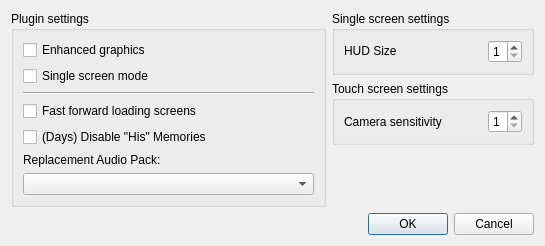
This is src/frontend/qt_sdl/PluginSettingsDialog.ui in vitor251093/KHMelonMix as Qt 5 draws it before an edit. The edited form follows.
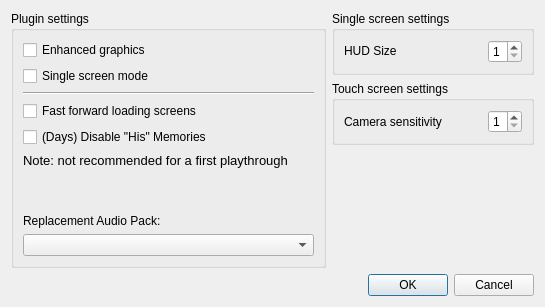
This is the edited form.

Commit message: Adding warning about disabling Sora's memories

```diff
--- a/src/frontend/qt_sdl/PluginSettingsDialog.ui
+++ b/src/frontend/qt_sdl/PluginSettingsDialog.ui
@@ -7,7 +7,7 @@
     <x>0</x>
     <y>0</y>
     <width>560</width>
-    <height>274</height>
+    <height>320</height>
    </rect>
   </property>
   <property name="sizePolicy">
@@ -21,7 +21,7 @@
   </property>
   <layout class="QGridLayout" name="gridLayout">
    <property name="sizeConstraint">
-    <enum>QLayout::SetFixedSize</enum>
+    <enum>QLayout::SizeConstraint::SetFixedSize</enum>
    </property>
    <property name="horizontalSpacing">
     <number>6</number>
@@ -55,7 +55,7 @@
       <item row="0" column="1">
        <spacer name="horizontalSpacer_2">
         <property name="orientation">
-         <enum>Qt::Horizontal</enum>
+         <enum>Qt::Orientation::Horizontal</enum>
         </property>
         <property name="sizeHint" stdset="0">
          <size>
@@ -71,10 +71,10 @@
    <item row="4" column="0" colspan="2">
     <widget class="QDialogButtonBox" name="buttonBox">
      <property name="orientation">
-      <enum>Qt::Horizontal</enum>
+      <enum>Qt::Orientation::Horizontal</enum>
      </property>
      <property name="standardButtons">
-      <set>QDialogButtonBox::Cancel|QDialogButtonBox::Ok</set>
+      <set>QDialogButtonBox::StandardButton::Cancel|QDialogButtonBox::StandardButton::Ok</set>
      </property>
     </widget>
    </item>
@@ -122,7 +122,7 @@
       <item row="0" column="1">
        <spacer name="horizontalSpacer">
         <property name="orientation">
-         <enum>Qt::Horizontal</enum>
+         <enum>Qt::Orientation::Horizontal</enum>
         </property>
         <property name="sizeHint" stdset="0">
          <size>
@@ -147,6 +147,20 @@
       <string>Plugin settings</string>
      </property>
      <layout class="QGridLayout" name="gridLayout_2">
+      <item row="4" column="0">
+       <widget class="QCheckBox" name="cbDaysDisableHisMemories">
+        <property name="text">
+         <string>(Days) Disable &quot;His&quot; Memories</string>
+        </property>
+       </widget>
+      </item>
+      <item row="7" column="0" colspan="2">
+       <widget class="QLabel" name="label">
+        <property name="text">
+         <string>Replacement Audio Pack:</string>
+        </property>
+       </widget>
+      </item>
       <item row="0" column="0">
        <widget class="QCheckBox" name="cbEnhancedGraphics">
         <property name="whatsThis">
@@ -157,6 +171,20 @@
         </property>
        </widget>
       </item>
+      <item row="8" column="0" colspan="2">
+       <widget class="QComboBox" name="cbxAudioPack">
+        <property name="whatsThis">
+         <string>&lt;html&gt;&lt;head/&gt;&lt;body&gt;&lt;p&gt;Replaces the audio tracks of the game with an installed audio pack. Requires a plugin to be properly developed for that specific game.&lt;/p&gt;&lt;/body&gt;&lt;/html&gt;</string>
+        </property>
+       </widget>
+      </item>
+      <item row="2" column="0" colspan="2">
+       <widget class="Line" name="line">
+        <property name="orientation">
+         <enum>Qt::Orientation::Horizontal</enum>
+        </property>
+       </widget>
+      </item>
       <item row="1" column="0">
        <widget class="QCheckBox" name="cbSingleScreenMode">
         <property name="whatsThis">
@@ -167,20 +195,6 @@
         </property>
        </widget>
       </item>
-      <item row="7" column="0" colspan="2">
-       <widget class="QComboBox" name="cbxAudioPack">
-        <property name="whatsThis">
-         <string>&lt;html&gt;&lt;head/&gt;&lt;body&gt;&lt;p&gt;Replaces the audio tracks of the game with an installed audio pack. Requires a plugin to be properly developed for that specific game.&lt;/p&gt;&lt;/body&gt;&lt;/html&gt;</string>
-        </property>
-       </widget>
-      </item>
-      <item row="6" column="0" colspan="2">
-       <widget class="QLabel" name="label">
-        <property name="text">
-         <string>Replacement Audio Pack:</string>
-        </property>
-       </widget>
-      </item>
       <item row="3" column="0">
        <widget class="QCheckBox" name="cbFFLoadingScreens">
         <property name="whatsThis">
@@ -191,20 +205,31 @@
         </property>
        </widget>
       </item>
-      <item row="2" column="0" colspan="2">
-       <widget class="Line" name="line">
-        <property name="orientation">
-         <enum>Qt::Horizontal</enum>
+      <item row="5" column="0">
+       <widget class="QLabel" name="label_3">
+        <property name="font">
+         <font>
+          <pointsize>10</pointsize>
+         </font>
         </property>
-       </widget>
-      </item>
-      <item row="4" column="0">
-       <widget class="QCheckBox" name="cbDaysDisableHisMemories">
         <property name="text">
-         <string>(Days) Disable &quot;His&quot; Memories</string>
+         <string>Note: not recommended for a first playthrough</string>
         </property>
        </widget>
       </item>
+      <item row="6" column="0">
+       <spacer name="verticalSpacer">
+        <property name="orientation">
+         <enum>Qt::Orientation::Vertical</enum>
+        </property>
+        <property name="sizeHint" stdset="0">
+         <size>
+          <width>20</width>
+          <height>40</height>
+         </size>
+        </property>
+       </spacer>
+      </item>
      </layout>
     </widget>
    </item>
```
